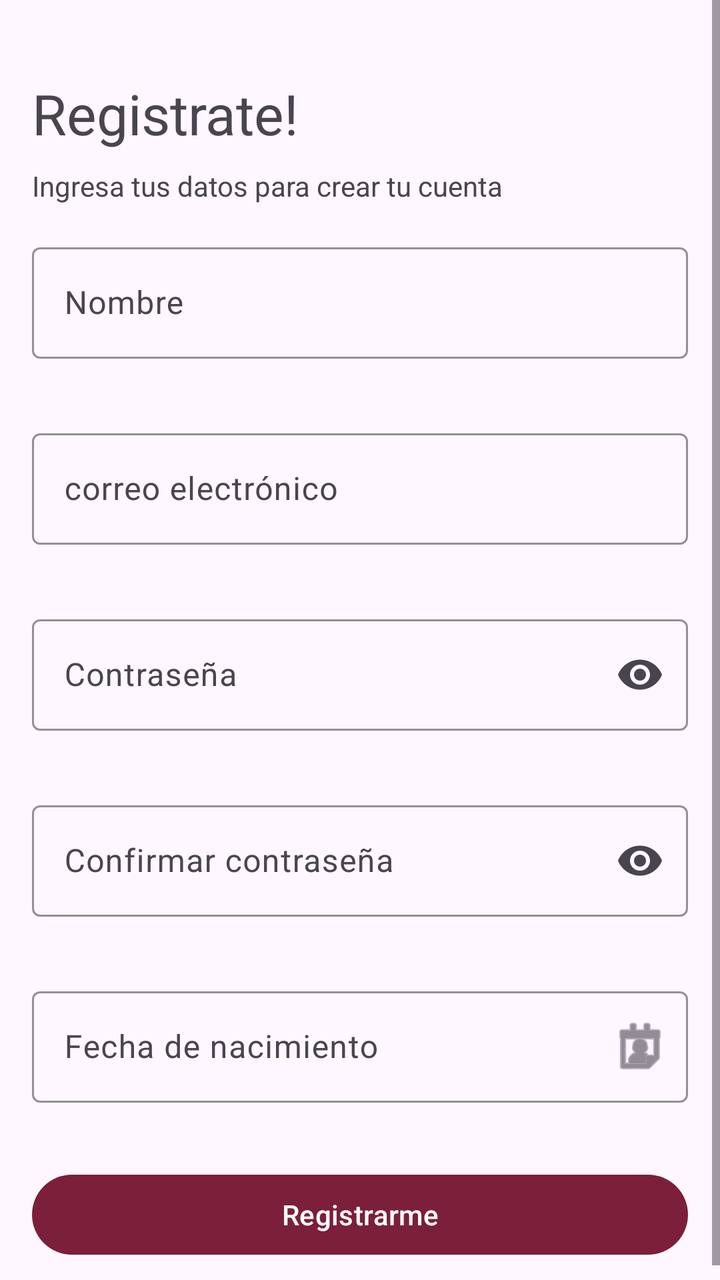
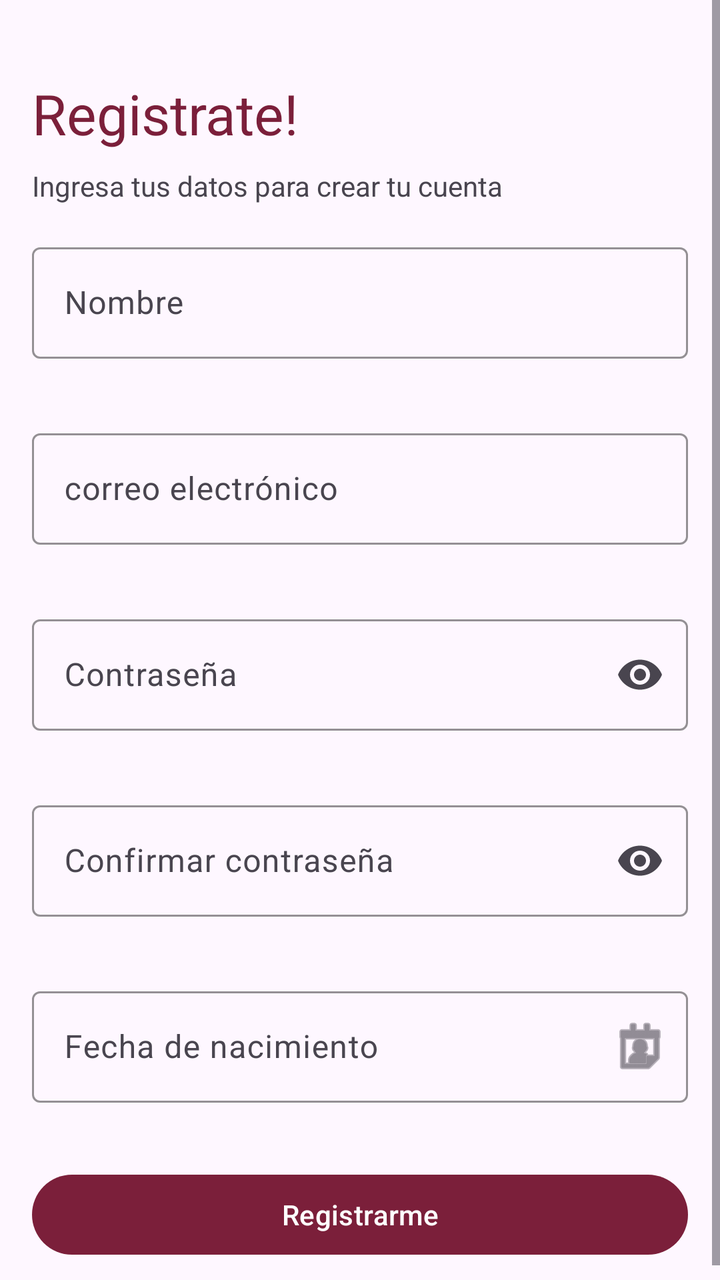

Before-and-after screenshots of an Android layout around one commit, followed by the original layout XML and the change that was made.
<!-- AndroidManifest.xml: application theme Theme.Login -->
<!-- res/layout/activity_register_login.xml -->
<?xml version="1.0" encoding="utf-8"?>
<ScrollView xmlns:android="http://schemas.android.com/apk/res/android"
    xmlns:app="http://schemas.android.com/apk/res-auto"
    xmlns:tools="http://schemas.android.com/tools"
    android:id="@+id/main"
    android:layout_width="match_parent"
    android:layout_height="match_parent"
    tools:context=".RegisterLogin">
<LinearLayout
    android:layout_width="match_parent"
    android:layout_height="wrap_content"
    android:orientation="vertical"
    >

    <TextView
        android:layout_width="match_parent"
        android:layout_height="wrap_content"
        android:layout_marginHorizontal="16dp"
        android:text="Registrate!"
        android:textSize="28sp"
        android:layout_marginTop="38dp"/>

    <TextView
        android:layout_width="match_parent"
        android:layout_height="wrap_content"
        android:layout_marginHorizontal="16dp"
        android:layout_marginTop="8dp"
        android:text="Ingresa tus datos para crear tu cuenta"
        />

    <com.google.android.material.textfield.TextInputLayout
        android:layout_width="match_parent"
        android:layout_height="wrap_content"
        android:hint="Nombre"
        android:layout_margin="16dp"
        app:boxStrokeColor="@color/primario"
        app:hintTextColor="@color/primario">
        <com.google.android.material.textfield.TextInputEditText
            android:id="@+id/campo_nombre"
            android:layout_width="match_parent"
            android:layout_height="wrap_content"
            ></com.google.android.material.textfield.TextInputEditText>
    </com.google.android.material.textfield.TextInputLayout>

    <com.google.android.material.textfield.TextInputLayout
        android:layout_width="match_parent"
        android:layout_height="wrap_content"
        android:hint="correo electrónico"
        android:layout_margin="16dp"
        app:boxStrokeColor="@color/primario"
        app:hintTextColor="@color/primario">
        <com.google.android.material.textfield.TextInputEditText
            android:id="@+id/campo_correo"
            android:layout_width="match_parent"
            android:layout_height="wrap_content"
            ></com.google.android.material.textfield.TextInputEditText>
    </com.google.android.material.textfield.TextInputLayout>

    <com.google.android.material.textfield.TextInputLayout
        android:layout_width="match_parent"
        android:layout_height="wrap_content"
        android:hint="Contraseña"
        app:boxStrokeColor="@color/primario"
        app:hintTextColor="@color/primario"
        android:layout_margin="16dp"
        app:endIconMode="password_toggle"
        >
        <com.google.android.material.textfield.TextInputEditText
            android:id="@+id/campo_contra"
            android:layout_width="match_parent"
            android:layout_height="wrap_content"
            android:inputType="textPassword">

        </com.google.android.material.textfield.TextInputEditText>
    </com.google.android.material.textfield.TextInputLayout>

    <com.google.android.material.textfield.TextInputLayout
        android:layout_width="match_parent"
        android:layout_height="wrap_content"
        android:hint="Confirmar contraseña"
        app:boxStrokeColor="@color/primario"
        app:hintTextColor="@color/primario"
        android:layout_margin="16dp"
        app:endIconMode="password_toggle"
        >
        <com.google.android.material.textfield.TextInputEditText
            android:id="@+id/campo_confirm"
            android:layout_width="match_parent"
            android:layout_height="wrap_content"
            android:inputType="textPassword">

        </com.google.android.material.textfield.TextInputEditText>
    </com.google.android.material.textfield.TextInputLayout>

    <com.google.android.material.textfield.TextInputLayout
        android:layout_width="match_parent"
        android:layout_height="wrap_content"
        android:hint="Fecha de nacimiento"
        android:layout_margin="16dp"
        app:boxStrokeColor="@color/primario"
        app:hintTextColor="@color/primario"
        app:endIconMode="custom"
        app:endIconDrawable="@android:drawable/ic_menu_my_calendar">
        <com.google.android.material.textfield.TextInputEditText
            android:id="@+id/campo_nacimiento"
            android:layout_width="match_parent"
            android:layout_height="wrap_content"
            android:focusable="false"
            android:clickable="true"
            android:inputType="none" />
    </com.google.android.material.textfield.TextInputLayout>

    <com.google.android.material.button.MaterialButton
        android:id="@+id/btn_registrar"
        android:layout_width="match_parent"
        android:layout_height="wrap_content"
        android:layout_margin="16dp"
        android:text="Registrarme"
        app:backgroundTint="@color/primario" />

</LinearLayout>
</ScrollView>
<!-- resources referenced by this layout -->
<resources>
  <color name="primario">#7B1F3A</color>
  <style name="Theme.Login" parent="Base.Theme.Login" />
  <style name="Base.Theme.Login" parent="Theme.Material3.DayNight.NoActionBar">
          
          
      </style>
</resources>

<!-- the commit's change to res/layout/activity_register_login.xml (unified diff, before → after) -->
@@ -18,6 +18,7 @@
         android:layout_marginHorizontal="16dp"
         android:text="Registrate!"
         android:textSize="28sp"
+        android:textColor="@color/primario"
         android:layout_marginTop="38dp"/>
 
     <TextView
